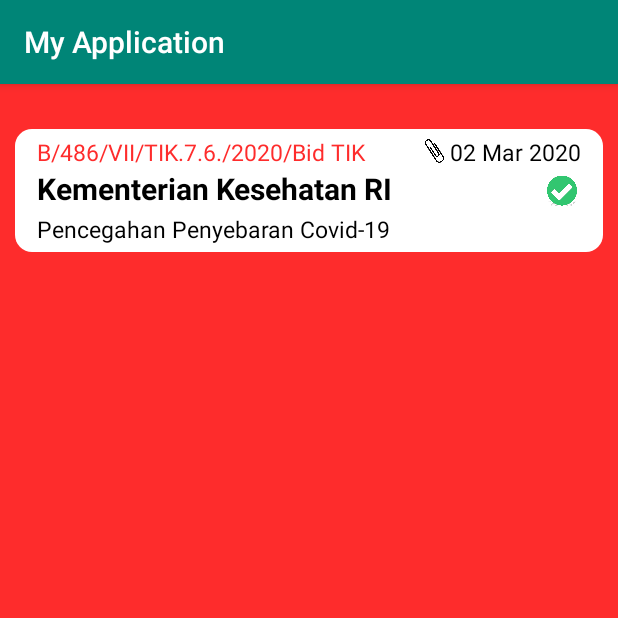
After one commit to merilianacandra/kp_polda, an Android app: the SuratKeluarActivityActivity screen opened directly, with no data from a screen before it, on a phone screen of 412 x 824 dp, the top half of it. The commit adds this screen. Run offline under Robolectric (Android 15) with nearby library versions, the phone set to English and light mode, and no system bars.

Commit message:
surat masuk surat keluar

```diff
--- a/app/src/main/AndroidManifest.xml
+++ b/app/src/main/AndroidManifest.xml
@@ -9,6 +9,9 @@
         android:roundIcon="@mipmap/ic_launcher_round"
         android:supportsRtl="true"
         android:theme="@style/AppTheme">
+        <activity android:name=".DetailSuratMasukActivityActivity"></activity>
+        <activity android:name=".SuratKeluarActivityActivity" />
+        <activity android:name=".SuratMasukActivityActivity" />
         <activity android:name=".MainActivity">
             <intent-filter>
                 <action android:name="android.intent.action.MAIN" />
--- /dev/null
+++ b/app/src/main/java/com/example/myapplication/SuratKeluarActivityActivity.java
@@ -0,0 +1,14 @@
+package com.example.myapplication;
+
+import androidx.appcompat.app.AppCompatActivity;
+
+import android.os.Bundle;
+
+public class SuratKeluarActivityActivity extends AppCompatActivity {
+
+    @Override
+    protected void onCreate(Bundle savedInstanceState) {
+        super.onCreate(savedInstanceState);
+        setContentView(R.layout.surat_keluar_activity);
+    }
+}
--- /dev/null
+++ b/app/src/main/res/drawable/shape.xml
@@ -0,0 +1,22 @@
+<shape
+    xmlns:android="http://schemas.android.com/apk/res/android"
+    android:shape="rectangle"   >
+
+    <solid
+        android:color="@color/colorWhite" >
+    </solid>
+
+
+
+    <padding
+        android:left="5dp"
+        android:top="5dp"
+        android:right="5dp"
+        android:bottom="5dp"    >
+    </padding>
+
+    <corners
+        android:radius="11dp"   >
+    </corners>
+
+</shape>
--- /dev/null
+++ b/app/src/main/res/layout/surat_keluar_activity.xml
@@ -0,0 +1,82 @@
+<?xml version="1.0" encoding="utf-8"?>
+<RelativeLayout
+    xmlns:android="http://schemas.android.com/apk/res/android"
+    xmlns:app="http://schemas.android.com/apk/res-auto"
+    xmlns:tools="http://schemas.android.com/tools"
+    android:layout_width="match_parent"
+    android:layout_height="match_parent"
+    tools:context=".SuratMasukActivityActivity"
+    android:background="@color/colorBackgroud">
+
+    <LinearLayout
+        android:layout_width="match_parent"
+        android:layout_height="wrap_content"
+        android:background="@drawable/shape"
+        android:layout_marginRight="10dp"
+        android:layout_marginLeft="10dp"
+        android:layout_marginTop="30dp"
+        android:layout_marginBottom="30dp"
+        android:orientation="vertical"
+        >
+
+        <LinearLayout
+            android:layout_width="match_parent"
+            android:layout_height="wrap_content"
+            android:orientation="horizontal"
+            android:layout_marginLeft="10dp"
+            android:layout_marginRight="10dp">
+
+            <TextView
+                android:layout_width="250dp"
+                android:layout_height="wrap_content"
+                android:text="B/486/VII/TIK.7.6./2020/Bid TIK"
+                android:textColor="@color/colorBackgroud"
+                android:textSize="15dp"
+                android:layout_marginRight="5dp"/>
+
+            <ImageView
+                android:layout_width="20dp"
+                android:layout_height="20dp"
+                android:src="@drawable/centang"/>
+
+            <TextView
+                android:layout_width="wrap_content"
+                android:layout_height="wrap_content"
+                android:text="02 Mar 2020"
+                android:textColor="@color/colorBlack"
+                android:textSize="15dp"/>
+
+        </LinearLayout>
+
+        <LinearLayout
+            android:layout_width="match_parent"
+            android:layout_height="wrap_content"
+            android:orientation="horizontal"
+            android:layout_marginLeft="10dp"
+            android:layout_marginRight="10dp">
+            <TextView
+                android:layout_width="340dp"
+                android:layout_height="wrap_content"
+                android:text="Kementerian Kesehatan RI"
+                android:textColor="@color/colorBlack"
+                android:textSize="20dp"
+                android:textStyle="bold"
+                />
+
+            <ImageView
+                android:layout_width="20dp"
+                android:layout_height="30dp"
+                android:src="@drawable/centang2"/>
+        </LinearLayout>
+
+        <TextView
+            android:layout_width="wrap_content"
+            android:layout_height="wrap_content"
+            android:text="Pencegahan Penyebaran Covid-19"
+            android:textColor="@color/colorBlack"
+            android:textSize="15dp"
+            android:layout_marginLeft="10dp"
+            android:layout_marginRight="10dp"/>
+
+    </LinearLayout>
+</RelativeLayout>
--- a/app/src/main/res/values/colors.xml
+++ b/app/src/main/res/values/colors.xml
@@ -3,4 +3,7 @@
     <color name="colorPrimary">#008577</color>
     <color name="colorPrimaryDark">#00574B</color>
     <color name="colorAccent">#D81B60</color>
+    <color name="colorBackgroud">#FE2C2C</color>
+    <color name="colorWhite">#FFFFFF</color>
+    <color name="colorBlack">#000000</color>
 </resources>
```
Also changed, not shown: app/src/main/java/com/example/myapplication/DetailSuratMasukActivityActivity.java (added, +14 -0 lines), app/src/main/java/com/example/myapplication/SuratMasukActivityActivity.java (added, +14 -0 lines), app/src/main/res/layout/detail_surat_masuk_activity.xml (added, +34 -0 lines), app/src/main/res/layout/surat_masuk_activity.xml (added, +82 -0 lines), app/src/main/res/drawable/centang.png (added), app/src/main/res/drawable/centang2.png (added).
